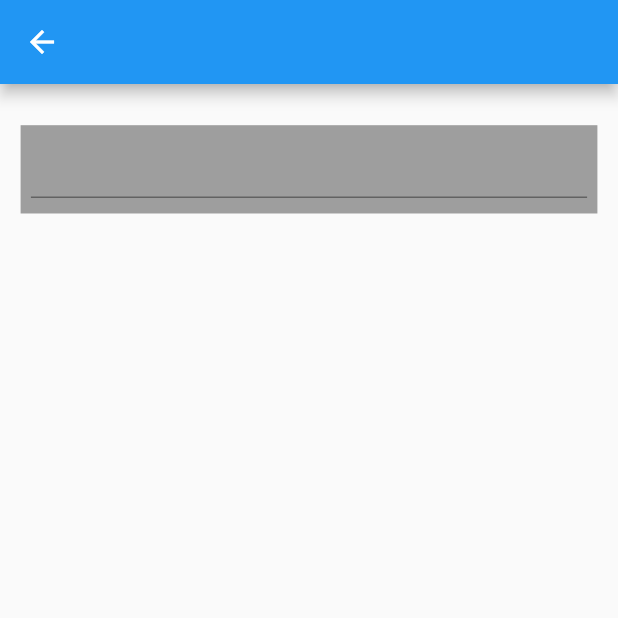
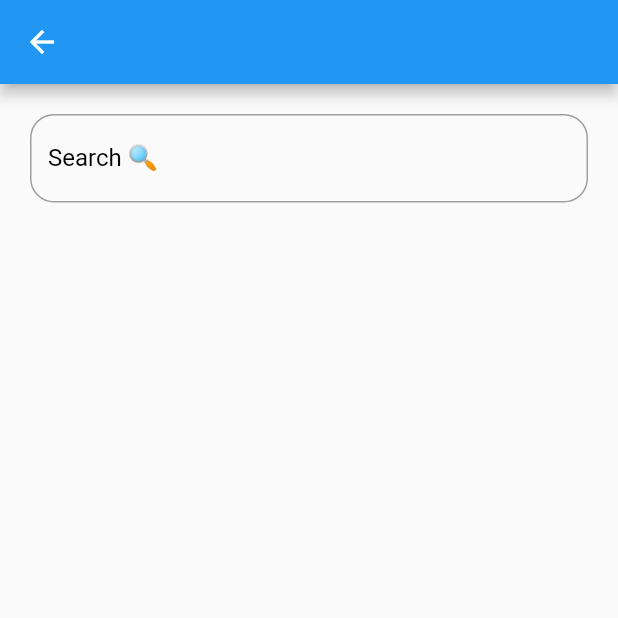
Before and after one commit to mostafaramadanhamed/news, a Flutter app: the screen it shows after launch, after a tap on the "search" icon, on a phone screen of 412 x 824 dp, the top half of it. Run offline on Flutter 3.47's test engine with Material 2 defaults, Android fonts, the phone set to English and light mode, and no system bars; our stand-ins replace conditional_builder_null_safety, dio, flutter_bloc, flutter_offline, font_awesome_flutter, webview_flutter; network calls fail.

Commit message:
finish search screen

```diff
--- a/lib/app_router.dart
+++ /dev/null
@@ -1,27 +0,0 @@
-import 'package:flutter/material.dart';
-import 'package:flutter_bloc/flutter_bloc.dart';
-import 'package:news/business/cubit/news_cubit.dart';
-import 'package:news/constants/strings.dart';
-import 'package:news/presentation/screens/home_page.dart';
-
-
-class AppRouter{
-
-  late NewsCubit newsCubit;
-  AppRouter(){
-newsCubit=NewsCubit();
-  }
-  Route ? generateRoute(RouteSettings settings){
-    switch (settings.name){
-      case MyStrings.newScreen:
-        return MaterialPageRoute(builder: (_)=>  BlocProvider(
-            create: (BuildContext context) => newsCubit
-                  ..getTopHead()
-                  ..getBusiness()
-                  ..getSports()
-                  ..getScience(),
-            child: const HomeScreen()));
-    }
-    return null;
-  }
-}
--- a/lib/main.dart
+++ b/lib/main.dart
@@ -1,20 +1,33 @@
 import 'package:flutter/material.dart';
-import 'package:news/app_router.dart';
+import 'package:flutter_bloc/flutter_bloc.dart';
+import 'package:news/presentation/screens/home_page.dart';
+
+import 'business/cubit/news_cubit.dart';
 
 void main() {
-  runApp( MyApp(appRouter: AppRouter(),));
+  runApp( const MyApp());
 }
 
 class MyApp extends StatelessWidget {
-  final AppRouter appRouter;
-  const MyApp({Key? key,required this.appRouter}) : super(key: key);
+  const MyApp({Key? key}) : super(key: key);
 
   // This widget is the root of your application.
   @override
   Widget build(BuildContext context) {
-    return  MaterialApp(
-      debugShowCheckedModeBanner: false,
-     onGenerateRoute: appRouter.generateRoute,
+    return  MultiBlocProvider(
+      providers: [
+        BlocProvider(
+          create: (context) => NewsCubit()
+          ..getTopHead()
+            ..getBusiness()
+            ..getSports()
+            ..getScience(),
+        ),
+      ],
+      child: const MaterialApp(
+        debugShowCheckedModeBanner: false,
+       home: HomeScreen(),
+      ),
     );
   }
 }
--- a/lib/presentation/screens/home_page.dart
+++ b/lib/presentation/screens/home_page.dart
@@ -54,7 +54,21 @@ class HomeScreen extends StatelessWidget {
           final bool connected = connectivity != ConnectivityResult.none;
           if(connected){
             return  Scaffold(
-                appBar: buildAppBar(context),
+                appBar:AppBar(
+                  elevation: 0,
+                  backgroundColor: Colors.deepPurple,
+                  title: const Text(
+                      'News App'
+                  ),
+                  actions: [
+                    IconButton(onPressed:(){
+                      Navigator.push(context, MaterialPageRoute(builder: (context)=>SearchScreen()));
+                    } , icon:const Icon(Icons.search) ),
+                    IconButton(onPressed: (){
+
+                    }, icon: const Icon(Icons.brightness_4_outlined))
+                  ],
+                ),
                 bottomNavigationBar: BottomNavigationBar(
                   selectedItemColor: Colors.deepPurple,
                   unselectedItemColor: Colors.deepPurpleAccent.shade100,
@@ -80,21 +94,4 @@ class HomeScreen extends StatelessWidget {
   }
 
 
-  AppBar buildAppBar(context) {
-    return AppBar(
-      elevation: 0,
-          backgroundColor: Colors.deepPurple,
-          title: const Text(
-              'News App'
-          ),
-          actions: [
-            IconButton(onPressed:(){
-              Navigator.push(context, MaterialPageRoute(builder: (context)=>SearchScreen()));
-            } , icon:const Icon(Icons.search) ),
-            IconButton(onPressed: (){
-
-            }, icon: const Icon(Icons.brightness_4_outlined))
-          ],
-        );
-  }
 }
--- a/lib/presentation/screens/search_screen.dart
+++ b/lib/presentation/screens/search_screen.dart
@@ -1,22 +1,40 @@
 import 'package:flutter/material.dart';
+import 'package:flutter_bloc/flutter_bloc.dart';
+import 'package:news/business/cubit/news_cubit.dart';
+import 'package:news/presentation/widgets/custom_text_field.dart';
+
+import '../../business/cubit/news_state.dart';
+import '../widgets/article.dart';
 
 class SearchScreen extends StatelessWidget {
   const SearchScreen({Key? key}) : super(key: key);
 
   @override
   Widget build(BuildContext context) {
-    return  Scaffold(
-      appBar: AppBar(),
-      body: Container(
-        height: MediaQuery.of(context).size.height/14,
-        width: MediaQuery.of(context).size.width,
-        margin: EdgeInsets.symmetric(horizontal: MediaQuery.of(context).size.width/30,vertical: MediaQuery.of(context).size.height/30),
-        padding: EdgeInsets.symmetric(horizontal: MediaQuery.of(context).size.width/60,vertical: MediaQuery.of(context).size.height/80),
-        decoration: BoxDecoration(
-          color: Colors.grey,
-        ),
-        child: TextField(),
-      ),
+    return BlocConsumer<NewsCubit,NewsStates>(
+      listener:(context, state){} ,
+      builder: (context, state){
+        var list = NewsCubit.get(context).search;
+        return Scaffold(
+          appBar: AppBar(),
+          body: Column(
+            children: [
+              Padding(
+                padding: const EdgeInsets.all(20.0),
+                child: CustomTextFiled(
+
+                  onChange: (value){
+                    NewsCubit.get(context).getSearch(value);
+                  },
+                  hint: 'Search 🔍',
+
+                ),
+              ),
+              Expanded(child: articleBuilder(list, context,isSearch:true)),
+            ],
+          ),
+        );
+      },
     );
   }
 }
--- a/lib/presentation/widgets/custom_text_field.dart
+++ b/lib/presentation/widgets/custom_text_field.dart
@@ -4,40 +4,29 @@ class CustomTextFiled extends StatelessWidget {
   const CustomTextFiled({Key? key,
     this.onChange ,
     required this.hint,
-    this.maxLines=1,
-    this.onSaved,
   }) : super(key: key) ;
 
   final String ?hint;
-  final void Function(String?)? onSaved;
+
   final Function(String) ? onChange;
-  final int maxLines;
+
   @override
   Widget build(BuildContext context) {
     return Center(
       child: TextFormField(
+        keyboardType: TextInputType.text,
         onChanged: onChange,
-        onSaved: onSaved,
-        validator: (val){
-          if(val?.isEmpty??true){
-            return 'Field is required';
-          }
-          else {
-            return null;
-          }
-        },
-        maxLines: maxLines,
         cursorColor: Colors.black,
         decoration: InputDecoration(
           //  fillColor: SBackgroundColor,
-            hintText: hint,
-            hintStyle:const TextStyle(
+            labelText: hint,
+            labelStyle:const TextStyle(
                 color: Colors.black
             ),
             errorBorder:buildBorder(border: 16, color: Colors.red),
             focusedBorder: buildBorder(border: 16, color: Colors.black),
-            enabledBorder: buildBorder(border: 16, color: Colors.white),
-            border:buildBorder(border: 16, color: Colors.white)
+            enabledBorder: buildBorder(border: 16, color: Colors.grey),
+            border:buildBorder(border: 16, color: Colors.grey)
         ),
       ),
     );
```
